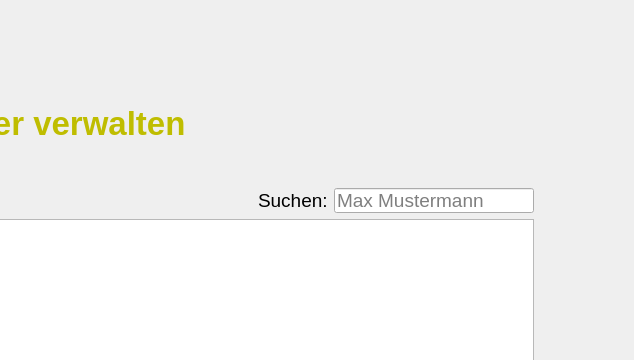
First picture: the form in forms/manageuserview.ui, repository fabian12943/Haushaltsbuch, before the edit; both pictures show x 566 to 1200 and y 0 to 360 of the 1200 by 700 pixel window.
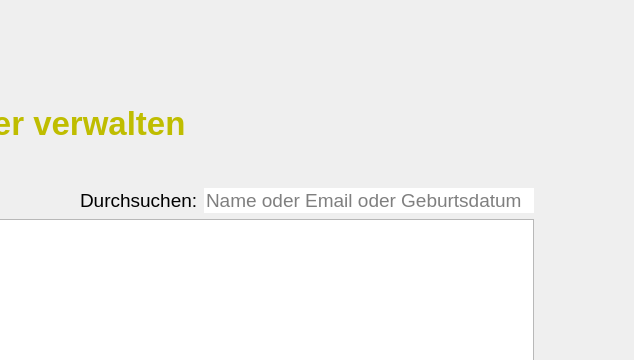
Second picture: the form after the edit.

The edit to the form file:
```diff
--- a/forms/manageuserview.ui
+++ b/forms/manageuserview.ui
@@ -121,7 +121,7 @@
               </font>
              </property>
              <property name="text">
-              <string>Suchen:</string>
+              <string>Durchsuchen:</string>
              </property>
             </widget>
            </item>
@@ -129,13 +129,13 @@
             <widget class="QLineEdit" name="lineEdit">
              <property name="minimumSize">
               <size>
-               <width>200</width>
+               <width>330</width>
                <height>25</height>
               </size>
              </property>
              <property name="maximumSize">
               <size>
-               <width>200</width>
+               <width>330</width>
                <height>25</height>
               </size>
              </property>
@@ -144,8 +144,17 @@
                <pointsize>14</pointsize>
               </font>
              </property>
+             <property name="focusPolicy">
+              <enum>Qt::ClickFocus</enum>
+             </property>
+             <property name="styleSheet">
+              <string notr="true">QLineEdit{
+border-radius: 20px;
+border-style: outset;
+}</string>
+             </property>
              <property name="placeholderText">
-              <string>Max Mustermann</string>
+              <string>Name oder Email oder Geburtsdatum</string>
              </property>
             </widget>
            </item>
```
Left out of the diff: 2 changed lines with no effect on the pictures.
